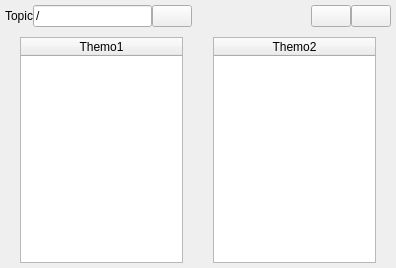
Above: heat_sensor_viewer/resource/HeatSensorViewer.ui from kyoto-u-shinobi/yozakura_operator_station before the change. Below: the same form after it.
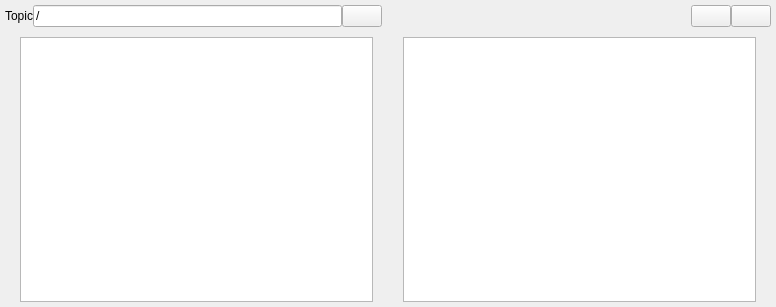
That is the form after the change.

Commit message: use QTableWidget

```diff
--- a/heat_sensor_viewer/resource/HeatSensorViewer.ui
+++ b/heat_sensor_viewer/resource/HeatSensorViewer.ui
@@ -6,8 +6,8 @@
    <rect>
     <x>0</x>
     <y>0</y>
-    <width>396</width>
-    <height>268</height>
+    <width>776</width>
+    <height>307</height>
    </rect>
   </property>
   <property name="sizePolicy">
@@ -170,7 +170,7 @@
         <enum>Qt::Horizontal</enum>
        </property>
        <property name="sizeType">
-        <enum>QSizePolicy::MinimumExpanding</enum>
+        <enum>QSizePolicy::Minimum</enum>
        </property>
        <property name="sizeHint" stdset="0">
         <size>
@@ -181,24 +181,37 @@
       </spacer>
      </item>
      <item>
-      <widget class="QTreeWidget" name="tree_column_left">
+      <widget class="QTableWidget" name="table_left">
        <property name="enabled">
         <bool>true</bool>
        </property>
        <property name="sizePolicy">
-        <sizepolicy hsizetype="Expanding" vsizetype="MinimumExpanding">
+        <sizepolicy hsizetype="Minimum" vsizetype="Expanding">
          <horstretch>0</horstretch>
          <verstretch>0</verstretch>
         </sizepolicy>
        </property>
-       <column>
-        <property name="text">
-         <string notr="true">Themo1</string>
-        </property>
-        <property name="textAlignment">
-         <set>AlignHCenter|AlignVCenter|AlignCenter</set>
-        </property>
-       </column>
+       <property name="autoScroll">
+        <bool>true</bool>
+       </property>
+       <property name="showDropIndicator" stdset="0">
+        <bool>false</bool>
+       </property>
+       <property name="selectionBehavior">
+        <enum>QAbstractItemView::SelectItems</enum>
+       </property>
+       <property name="iconSize">
+        <size>
+         <width>0</width>
+         <height>0</height>
+        </size>
+       </property>
+       <property name="rowCount">
+        <number>0</number>
+       </property>
+       <property name="columnCount">
+        <number>0</number>
+       </property>
       </widget>
      </item>
      <item>
@@ -207,7 +220,7 @@
         <enum>Qt::Horizontal</enum>
        </property>
        <property name="sizeType">
-        <enum>QSizePolicy::MinimumExpanding</enum>
+        <enum>QSizePolicy::Minimum</enum>
        </property>
        <property name="sizeHint" stdset="0">
         <size>
@@ -218,21 +231,13 @@
       </spacer>
      </item>
      <item>
-      <widget class="QTreeWidget" name="tree_column_right">
+      <widget class="QTableWidget" name="table_right">
        <property name="sizePolicy">
-        <sizepolicy hsizetype="Expanding" vsizetype="Ignored">
+        <sizepolicy hsizetype="Minimum" vsizetype="Expanding">
          <horstretch>0</horstretch>
          <verstretch>0</verstretch>
         </sizepolicy>
        </property>
-       <column>
-        <property name="text">
-         <string notr="true">Themo2</string>
-        </property>
-        <property name="textAlignment">
-         <set>AlignHCenter|AlignVCenter|AlignCenter</set>
-        </property>
-       </column>
       </widget>
      </item>
      <item>
@@ -241,7 +246,7 @@
         <enum>Qt::Horizontal</enum>
        </property>
        <property name="sizeType">
-        <enum>QSizePolicy::MinimumExpanding</enum>
+        <enum>QSizePolicy::Minimum</enum>
        </property>
        <property name="sizeHint" stdset="0">
         <size>
```
The commit also changes 1 other file.
